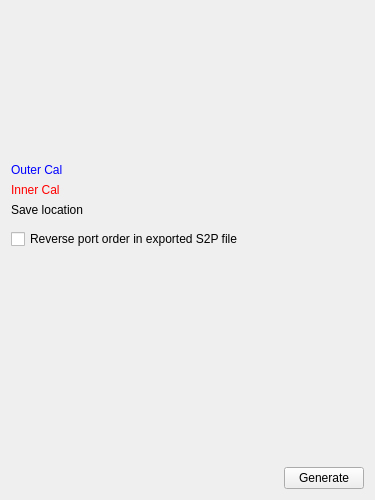
Old version of the form Application/mainwindow.ui in the repository Terrabits/S2pExtractor.
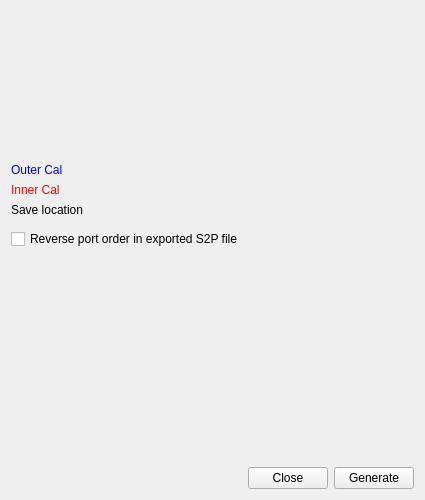
New version of the form. Icons and pictures are not drawn. Custom widgets are drawn as their Qt base class.

The edit to the form file:
```diff
--- a/Application/mainwindow.ui
+++ b/Application/mainwindow.ui
@@ -6,7 +6,7 @@
    <rect>
     <x>0</x>
     <y>0</y>
-    <width>375</width>
+    <width>425</width>
     <height>500</height>
    </rect>
   </property>
@@ -273,7 +273,7 @@
      <widget class="QWidget" name="buttonBox" native="true">
       <layout class="QHBoxLayout" name="horizontalLayout_4">
        <property name="spacing">
-        <number>0</number>
+        <number>6</number>
        </property>
        <property name="leftMargin">
         <number>0</number>
@@ -300,6 +300,13 @@
          </property>
         </spacer>
        </item>
+       <item>
+        <widget class="QPushButton" name="close">
+         <property name="text">
+          <string>Close</string>
+         </property>
+        </widget>
+       </item>
        <item>
         <widget class="QPushButton" name="generate">
          <property name="text">
```
Left out of the diff: 9 changed lines with no effect on the pictures.
